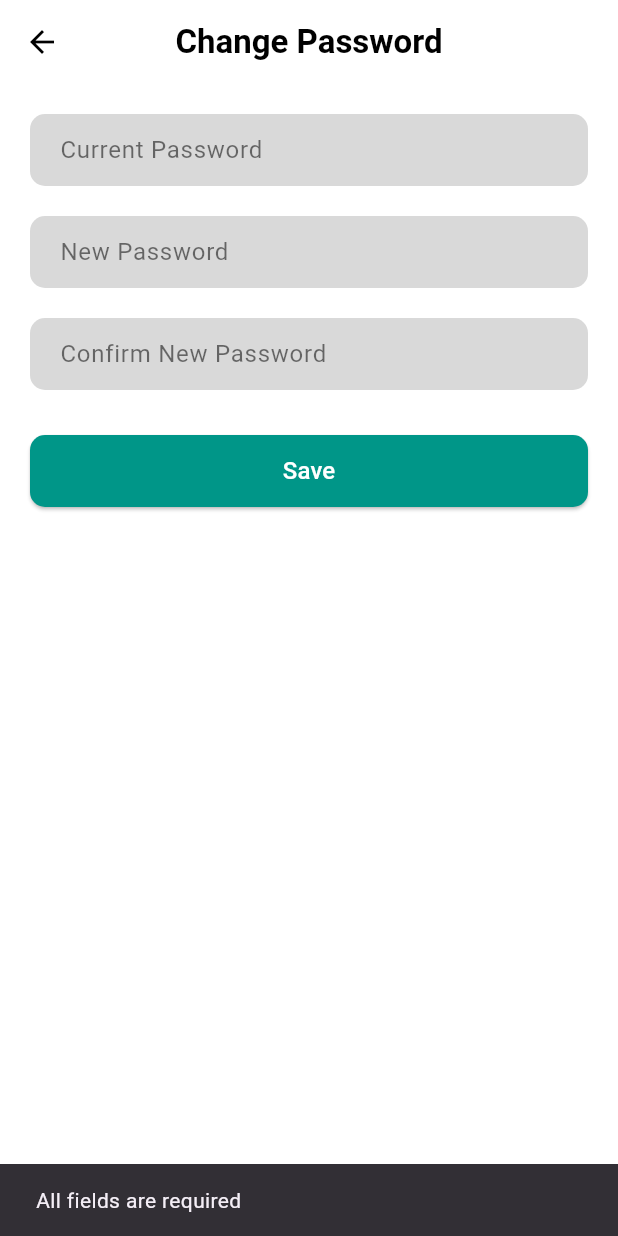
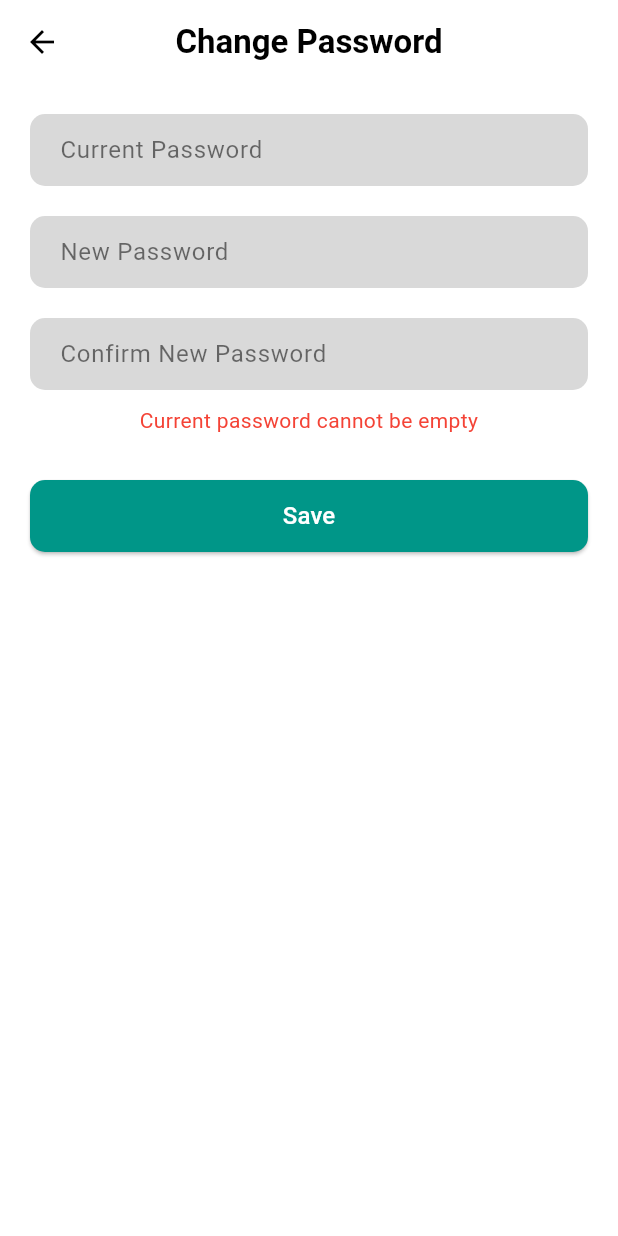
Before and after one commit to daniaalhakim14/workshop2, a Flutter app: the ChangePassword screen opened directly with empty values, after a tap on "Save", on a phone screen of 412 x 824 dp. Run offline on Flutter 3.47's test engine with Material 3 defaults, Android fonts, the phone set to English and light mode, and no system bars; our stand-ins replace flutter_social_button, image_cropper, image_picker, shared_preferences; missing offline and left inert: postgres; accounts and stored records are empty.

Commit message:
Update change_password.dart

```diff
--- a/lib/views/screens/change_password.dart
+++ b/lib/views/screens/change_password.dart
@@ -2,7 +2,6 @@ import 'package:flutter/material.dart';
 import 'package:provider/provider.dart';
 import '../../viewmodels/app_appearance_viewmodel.dart';
 import '../../viewmodels/change_password_viewmodel.dart';
-
 
 class ChangePassword extends StatefulWidget {
   final int userId;
@@ -17,6 +16,8 @@ class _ChangePasswordState extends State<ChangePassword> {
   final TextEditingController currentPasswordController = TextEditingController();
   final TextEditingController newPasswordController = TextEditingController();
   final TextEditingController confirmPasswordController = TextEditingController();
+
+  String? _errorMessage;
 
   @override
   void dispose() {
@@ -77,6 +78,15 @@ class _ChangePasswordState extends State<ChangePassword> {
                       confirmPasswordController,
                       isDarkModeValue,
                     ),
+                    if (_errorMessage != null)
+                      Padding(
+                        padding: const EdgeInsets.only(top: 10.0),
+                        child: Text(
+                          _errorMessage!,
+                          style: const TextStyle(color: Colors.red),
+                          textAlign: TextAlign.center,
+                        ),
+                      ),
                     const SizedBox(height: 30),
                     viewModel.isLoading
                         ? const Center(child: CircularProgressIndicator())
@@ -89,28 +99,44 @@ class _ChangePasswordState extends State<ChangePassword> {
                         ),
                       ),
                       onPressed: () {
-                        final currentPassword = currentPasswordController.text.trim();
-                        final newPassword = newPasswordController.text.trim();
-                        final confirmPassword = confirmPasswordController.text.trim();
+                        final currentPassword =
+                        currentPasswordController.text.trim();
+                        final newPassword =
+                        newPasswordController.text.trim();
+                        final confirmPassword =
+                        confirmPasswordController.text.trim();
 
-                        if (currentPassword.isEmpty ||
-                            newPassword.isEmpty ||
-                            confirmPassword.isEmpty) {
-                          ScaffoldMessenger.of(context).showSnackBar(
-                            const SnackBar(content: Text('All fields are required')),
-                          );
-                        } else if (newPassword != confirmPassword) {
-                          ScaffoldMessenger.of(context).showSnackBar(
-                            const SnackBar(content: Text('Passwords do not match')),
-                          );
-                        } else {
-                          viewModel.changePassword(
-                            context,
-                            widget.userId,
-                            currentPassword,
-                            newPassword,
-                          );
+                        // Validation checks
+                        if (currentPassword.isEmpty) {
+                          _setError('Current password cannot be empty');
+                          return;
                         }
+                        if (newPassword.isEmpty) {
+                          _setError('New password cannot be empty');
+                          return;
+                        }
+                        if (newPassword.length < 6) {
+                          _setError('Password must be at least 6 characters');
+                          return;
+                        }
+                        if (confirmPassword.isEmpty) {
+                          _setError('Please confirm your password');
+                          return;
+                        }
+                        if (newPassword != confirmPassword) {
+                          _setError('Passwords do not match');
+                          return;
+                        }
+
+                        // Clear any existing error and proceed
+                        _setError(null);
+                        viewModel.changePassword(
+                          context,
+                          widget.userId,
+                          currentPassword,
+                          newPassword,
+                          confirmPassword,
+                        );
                       },
                       child: const Text(
                         'Save',
@@ -159,4 +185,10 @@ class _ChangePasswordState extends State<ChangePassword> {
       ),
     );
   }
+
+  void _setError(String? message) {
+    setState(() {
+      _errorMessage = message;
+    });
+  }
 }
```
